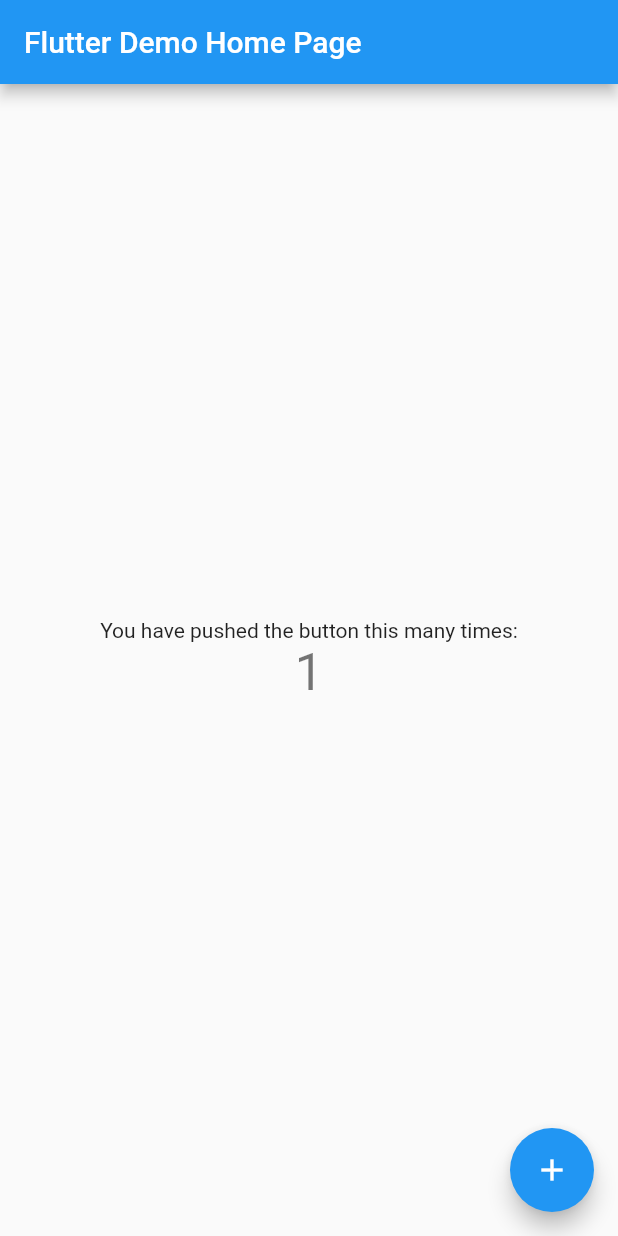
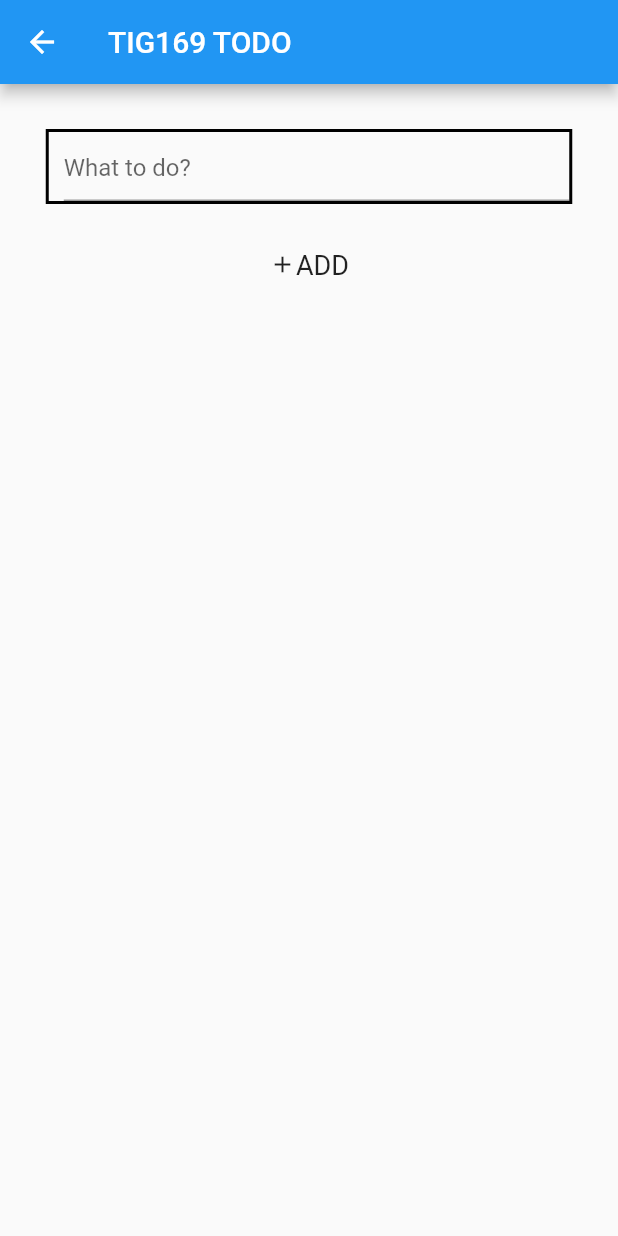
Before and after one commit to gu-tig169-ht21/gusschulme, a Flutter app: the screen it shows after launch, after a tap on the "add" icon, on a phone screen of 412 x 824 dp. Run offline on Flutter 3.47's test engine with Material 2 defaults, Android fonts, the phone set to English and light mode, and no system bars.

Commit message:
Update main.dart

```diff
--- a/lib/main.dart
+++ b/lib/main.dart
@@ -1,115 +1,119 @@
+import 'package:flutter/cupertino.dart';
 import 'package:flutter/material.dart';
+import 'package:flutter/painting.dart';
 
 void main() {
-  runApp(const MyApp());
+  runApp(MyApp());
 }
 
 class MyApp extends StatelessWidget {
-  const MyApp({Key? key}) : super(key: key);
-
-  // This widget is the root of your application.
   @override
   Widget build(BuildContext context) {
     return MaterialApp(
-      title: 'Flutter Demo',
-      theme: ThemeData(
-        // This is the theme of your application.
-        //
-        // Try running your application with "flutter run". You'll see the
-        // application has a blue toolbar. Then, without quitting the app, try
-        // changing the primarySwatch below to Colors.green and then invoke
-        // "hot reload" (press "r" in the console where you ran "flutter run",
-        // or simply save your changes to "hot reload" in a Flutter IDE).
-        // Notice that the counter didn't reset back to zero; the application
-        // is not restarted.
-        primarySwatch: Colors.blue,
-      ),
-      home: const MyHomePage(title: 'Flutter Demo Home Page'),
+      home: MainView(),
+      debugShowCheckedModeBanner: false,
     );
   }
 }
 
-class MyHomePage extends StatefulWidget {
-  const MyHomePage({Key? key, required this.title}) : super(key: key);
-
-  // This widget is the home page of your application. It is stateful, meaning
-  // that it has a State object (defined below) that contains fields that affect
-  // how it looks.
-
-  // This class is the configuration for the state. It holds the values (in this
-  // case the title) provided by the parent (in this case the App widget) and
-  // used by the build method of the State. Fields in a Widget subclass are
-  // always marked "final".
-
-  final String title;
-
-  @override
-  State<MyHomePage> createState() => _MyHomePageState();
-}
-
-class _MyHomePageState extends State<MyHomePage> {
-  int _counter = 0;
-
-  void _incrementCounter() {
-    setState(() {
-      // This call to setState tells the Flutter framework that something has
-      // changed in this State, which causes it to rerun the build method below
-      // so that the display can reflect the updated values. If we changed
-      // _counter without calling setState(), then the build method would not be
-      // called again, and so nothing would appear to happen.
-      _counter++;
-    });
-  }
-
+class MainView extends StatelessWidget {
   @override
   Widget build(BuildContext context) {
-    // This method is rerun every time setState is called, for instance as done
-    // by the _incrementCounter method above.
-    //
-    // The Flutter framework has been optimized to make rerunning build methods
-    // fast, so that you can just rebuild anything that needs updating rather
-    // than having to individually change instances of widgets.
     return Scaffold(
-      appBar: AppBar(
-        // Here we take the value from the MyHomePage object that was created by
-        // the App.build method, and use it to set our appbar title.
-        title: Text(widget.title),
-      ),
+      appBar: AppBar(title: const Text("TIG169 TODO"), actions: const [
+        IconButton(
+            icon: Icon(Icons.menu_outlined), tooltip: 'menu', onPressed: null),
+      ]),
       body: Center(
-        // Center is a layout widget. It takes a single child and positions it
-        // in the middle of the parent.
         child: Column(
-          // Column is also a layout widget. It takes a list of children and
-          // arranges them vertically. By default, it sizes itself to fit its
-          // children horizontally, and tries to be as tall as its parent.
-          //
-          // Invoke "debug painting" (press "p" in the console, choose the
-          // "Toggle Debug Paint" action from the Flutter Inspector in Android
-          // Studio, or the "Toggle Debug Paint" command in Visual Studio Code)
-          // to see the wireframe for each widget.
-          //
-          // Column has various properties to control how it sizes itself and
-          // how it positions its children. Here we use mainAxisAlignment to
-          // center the children vertically; the main axis here is the vertical
-          // axis because Columns are vertical (the cross axis would be
-          // horizontal).
-          mainAxisAlignment: MainAxisAlignment.center,
-          children: <Widget>[
-            const Text(
-              'You have pushed the button this many times:',
-            ),
-            Text(
-              '$_counter',
-              style: Theme.of(context).textTheme.headline4,
-            ),
+          children: [
+            Container(height: 15),
+            item("Plugg", false),
+            const Divider(),
+            item("Jobb", true),
+            const Divider(),
+            item("Handla mat", false),
+            const Divider(),
+            item("Träna", true),
+            const Divider(),
+            item("Programmering", false),
+            const Divider(),
+            item("Tandläkaren", false),
           ],
         ),
       ),
       floatingActionButton: FloatingActionButton(
-        onPressed: _incrementCounter,
-        tooltip: 'Increment',
+        onPressed: () {
+          Navigator.push(
+            context,
+            MaterialPageRoute(builder: (context) => SecondView()),
+          );
+        },
         child: const Icon(Icons.add),
-      ), // This trailing comma makes auto-formatting nicer for build methods.
+        backgroundColor: Colors.blue,
+      ),
+    );
+  }
+
+  Widget item(String attGora, bool klart) {
+    return ListTile(
+      leading: Checkbox(
+        value: klart,
+        onChanged: (val) {},
+      ),
+      title: Text(attGora, style: _textstyle(klart)),
+      trailing: Icon(Icons.delete),
+    );
+  }
+
+  TextStyle _textstyle(klart) {
+    if (klart) {
+      return TextStyle(fontSize: 24, decoration: TextDecoration.lineThrough);
+    } else {
+      return TextStyle(fontSize: 24);
+    }
+  }
+}
+
+class SecondView extends StatelessWidget {
+  @override
+  Widget build(BuildContext context) {
+    return Scaffold(
+      appBar: AppBar(
+        title: Text("TIG169 TODO"),
+      ),
+      body: Center(
+          child: Column(
+        children: [
+          Container(height: 30),
+          _quizrow(),
+          Container(height: 30),
+          _addrow(),
+        ],
+      )),
+    );
+  }
+
+  Widget _quizrow() {
+    return Container(
+      height: 50,
+      width: 351,
+      padding: EdgeInsets.only(left: 10),
+      decoration:
+          BoxDecoration(border: Border.all(width: 2, color: Colors.black)),
+      child: TextField(
+        decoration: InputDecoration(hintText: "What to do?"),
+      ),
+    );
+  }
+
+  Widget _addrow() {
+    return Row(
+      mainAxisAlignment: MainAxisAlignment.center,
+      children: const [
+        Icon(Icons.add, size: 18),
+        Text("ADD", style: TextStyle(fontSize: 18)),
+      ],
     );
   }
 }
```
